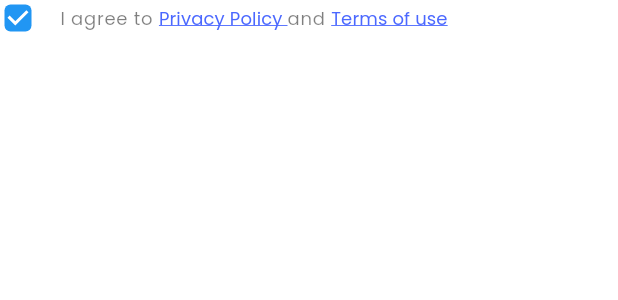
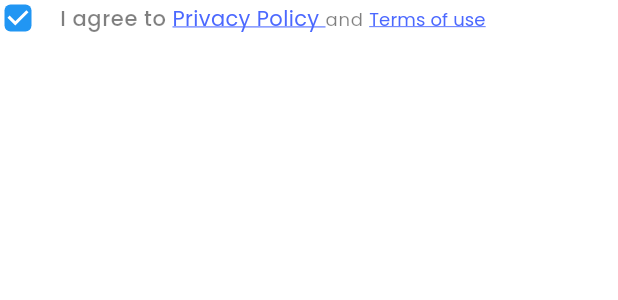
Before and after one commit to ZolaBnr/AdminApp, a Flutter app: the TTermsAndConditionCheckbox widget shown alone on an empty page, opened directly, on a phone screen of 412 x 824 dp. Shown: the top 300 px of the screen. Run offline on Flutter 3.47's test engine with Material 3 defaults, Android fonts, the phone set to English and light mode, and no system bars; our stand-ins replace cached_network_image, cloud_firestore, connectivity_plus, emoji_picker_flutter, firebase_auth, firebase_core and 13 more; missing offline and left inert: flutter_notification_channel, gallery_saver_updated; accounts and stored records are empty; statements that could not run were skipped.

Commit message:
Update terms_conditions_checkbox.dart

```diff
--- a/lib/features/authentication/screens/signup/widgets/terms_conditions_checkbox.dart
+++ b/lib/features/authentication/screens/signup/widgets/terms_conditions_checkbox.dart
@@ -11,14 +11,11 @@ class TTermsAndConditionCheckbox extends StatelessWidget {
 
   @override
   Widget build(BuildContext context) {
-    final controller = Get.find<SignupController>();
-    final isDark = HelperFunctions.isDarkMode(context);
+    final controller = SignupController.instance;
+    final dark  = HelperFunctions.isDarkMode(context);
     return Row(
       children: [
-        SizedBox(
-          width: 24,
-          height: 24,
-          child: Obx(
+        SizedBox (  width: 24, height: 24, child: Obx(
                 () => Checkbox(
               value: controller.privacyPolicy.value,
               onChanged: (value) => controller.privacyPolicy.value = !controller.privacyPolicy.value,
@@ -29,17 +26,19 @@ class TTermsAndConditionCheckbox extends StatelessWidget {
         Text.rich(
           TextSpan(
             children: [
-              TextSpan(text: '${Texts.iAgreeTo} ', style: Theme.of(context).textTheme.labelMedium),
-              TextSpan(text: '${Texts.privacyPolicy} ', style: Theme.of(context).textTheme.labelLarge!.apply(
-                color: isDark ? TColors.white : TColors.primary,
+              TextSpan(text: '${Texts.iAgreeTo} ', style: Theme.of(context).textTheme.bodySmall),
+              TextSpan(
+                text: '${Texts.privacyPolicy} ',
+                 style: Theme.of(context).textTheme.bodyMedium!.apply(
+                color: dark ? TColors.white : TColors.primary,
                 decoration: TextDecoration.underline,
-                decorationColor: isDark ? TColors.white : TColors.primary,
+                decorationColor: dark ? TColors.white : TColors.primary,
               )),
               TextSpan(text: '${Texts.and} ', style: Theme.of(context).textTheme.labelMedium),
               TextSpan(text: '${Texts.termsOfUse} ', style: Theme.of(context).textTheme.labelLarge!.apply(
-                color: isDark ? TColors.white : TColors.primary,
+                color: dark ? TColors.white : TColors.primary,
                 decoration: TextDecoration.underline,
-                decorationColor: isDark ? TColors.white : TColors.primary,
+                decorationColor: dark ? TColors.white : TColors.primary,
               )),
             ],
           ),
```
